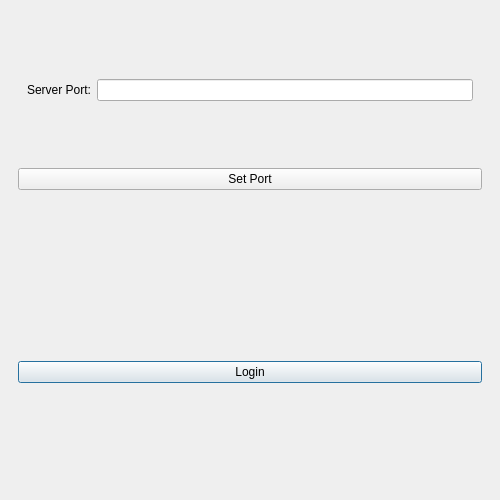
captain-moji/To_Do_List_Project, file ToDoListServer/firstpage.ui: the form before one commit.
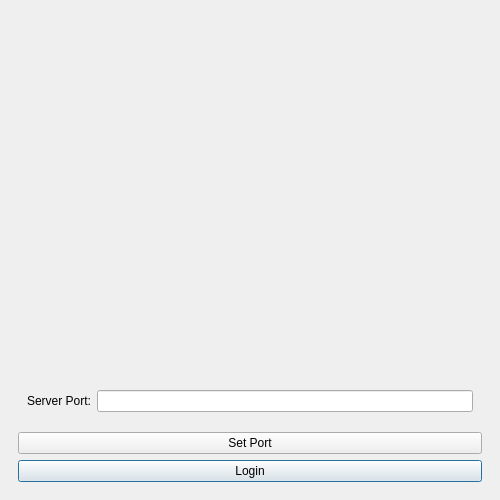
The form after the commit. Icons and pictures are not drawn.

```diff
--- a/ToDoListServer/firstpage.ui
+++ b/ToDoListServer/firstpage.ui
@@ -48,7 +48,7 @@
     <item>
      <widget class="QWidget" name="widget" native="true">
       <layout class="QGridLayout" name="gridLayout_2">
-       <item row="0" column="0">
+       <item row="1" column="0">
         <widget class="QWidget" name="widget_3" native="true">
          <property name="maximumSize">
           <size>
@@ -73,20 +73,7 @@
          </layout>
         </widget>
        </item>
-       <item row="1" column="0">
-        <widget class="QPushButton" name="set_server_BTN">
-         <property name="text">
-          <string>Set Port</string>
-         </property>
-        </widget>
-       </item>
-      </layout>
-     </widget>
-    </item>
-    <item>
-     <widget class="QWidget" name="widget_2" native="true">
-      <layout class="QHBoxLayout" name="horizontalLayout">
-       <item>
+       <item row="3" column="0">
         <widget class="QPushButton" name="first_page_login_BTN">
          <property name="text">
           <string>Login</string>
@@ -96,6 +83,21 @@
          </property>
         </widget>
        </item>
+       <item row="2" column="0">
+        <widget class="QPushButton" name="set_server_BTN">
+         <property name="text">
+          <string>Set Port</string>
+         </property>
+        </widget>
+       </item>
+       <item row="0" column="0">
+        <widget class="QWidget" name="widget_2" native="true">
+         <property name="styleSheet">
+          <string notr="true">image: url(:/Server_Connect.png);</string>
+         </property>
+         <layout class="QHBoxLayout" name="horizontalLayout"/>
+        </widget>
+       </item>
       </layout>
      </widget>
     </item>
```
